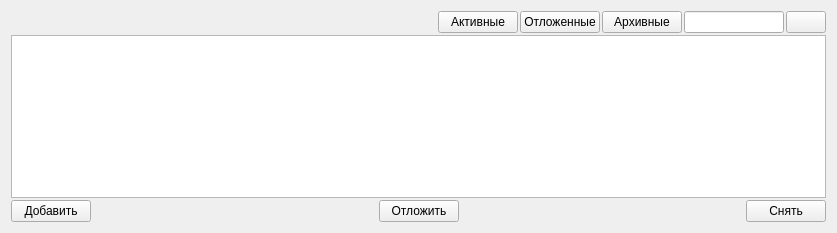
This is src/widget/clientswidget.ui in Arox/makler as Qt 5 draws it before an edit. The edited form follows.
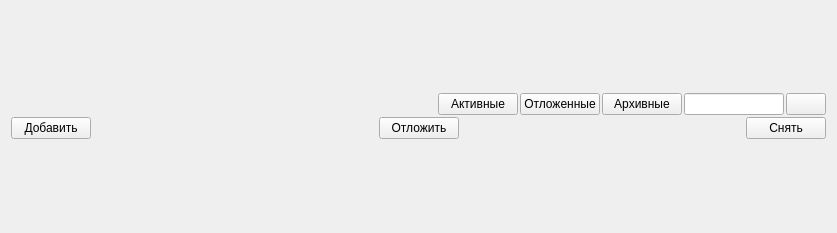
This is the edited form. Icons and pictures are not drawn.

Patch:
```diff
--- a/src/widget/clientswidget.ui
+++ b/src/widget/clientswidget.ui
@@ -106,31 +106,6 @@
            </item>
           </layout>
          </item>
-         <item>
-          <widget class="QTableView" name="mpView">
-           <property name="sizeAdjustPolicy">
-            <enum>QAbstractScrollArea::AdjustToContents</enum>
-           </property>
-           <property name="editTriggers">
-            <set>QAbstractItemView::DoubleClicked</set>
-           </property>
-           <property name="selectionBehavior">
-            <enum>QAbstractItemView::SelectRows</enum>
-           </property>
-           <property name="gridStyle">
-            <enum>Qt::SolidLine</enum>
-           </property>
-           <property name="sortingEnabled">
-            <bool>false</bool>
-           </property>
-           <attribute name="horizontalHeaderMinimumSectionSize">
-            <number>120</number>
-           </attribute>
-           <attribute name="horizontalHeaderStretchLastSection">
-            <bool>true</bool>
-           </attribute>
-          </widget>
-         </item>
          <item>
           <layout class="QHBoxLayout" name="horizontalLayout_2">
            <item>
```
Left out of the diff: 7 changed lines with no effect on the pictures.
